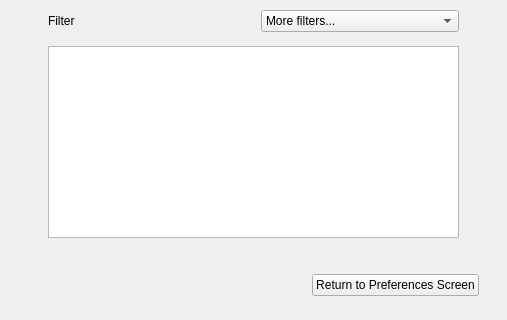
The window that ui/applications_page.ui (MS-Sezgin/crm_project) describes before a commit, drawn with Qt 5; both pictures show x 0 to 507 and y 188 to 508 of the 507 by 508 pixel window.
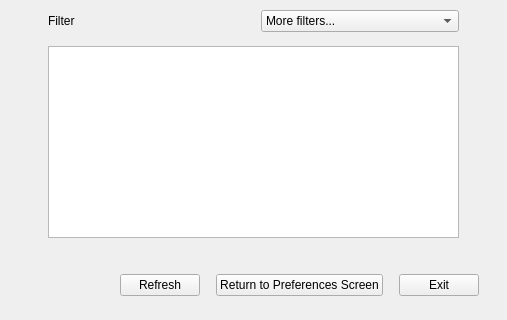
The same window after the commit.

Commit message: Update Drive sync, refresh, logout, exit and background download

```diff
--- a/ui/applications_page.ui
+++ b/ui/applications_page.ui
@@ -72,7 +72,9 @@
    <item>
     <layout class="QHBoxLayout" name="footerRow">
      <item><spacer name="footerSpacer"><property name="orientation"><enum>Qt::Orientation::Horizontal</enum></property><property name="sizeHint" stdset="0"><size><width>40</width><height>20</height></size></property></spacer></item>
+     <item><widget class="QPushButton" name="btnRefresh"><property name="text"><string>Refresh</string></property></widget></item>
      <item><widget class="QPushButton" name="btnReturn"><property name="text"><string>Return to Preferences Screen</string></property></widget></item>
+     <item><widget class="QPushButton" name="btnExit"><property name="text"><string>Exit</string></property></widget></item>
     </layout>
    </item>
   </layout>
```
The commit also changes 18 other files.
